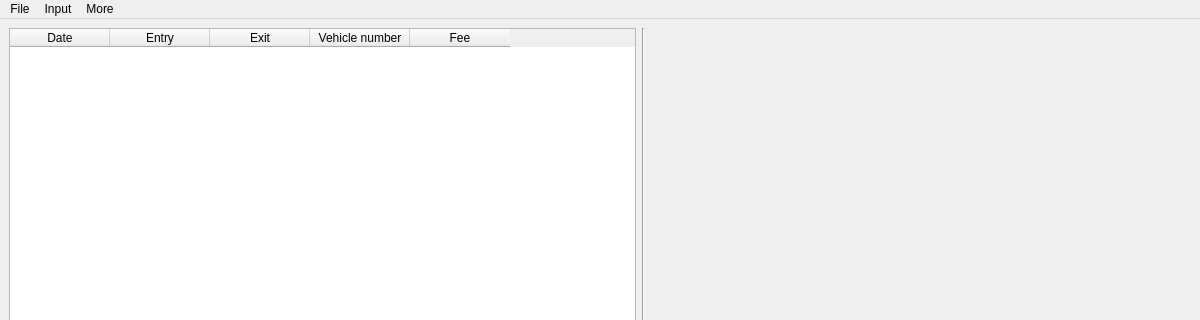
First picture: the form in ui.ui, repository silwal9/Parking-system-with-ANPR, before the edit; both pictures show x 0 to 1200 and y 0 to 320 of the 1200 by 720 pixel window.
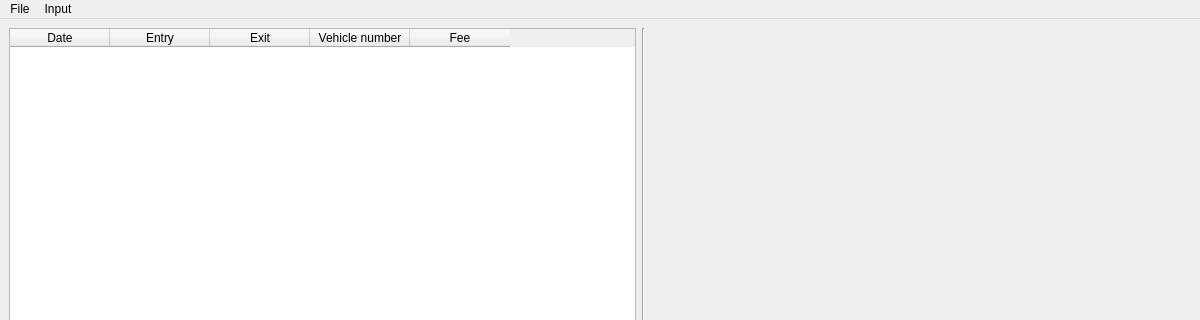
Second picture: the form after the edit. Icons and pictures are not drawn.

```diff
--- a/ui.ui
+++ b/ui.ui
@@ -115,12 +115,6 @@
     </property>
     <addaction name="actionUserView"/>
    </widget>
-   <widget class="QMenu" name="menuAbout">
-    <property name="title">
-     <string>More</string>
-    </property>
-    <addaction name="actionDetails"/>
-   </widget>
    <widget class="QMenu" name="menuInput">
     <property name="title">
      <string>Input</string>
@@ -130,7 +124,6 @@
    </widget>
    <addaction name="menuFile"/>
    <addaction name="menuInput"/>
-   <addaction name="menuAbout"/>
   </widget>
   <action name="actionUserView">
    <property name="text">
```
Left out of the diff: 6 changed lines with no effect on the pictures.
